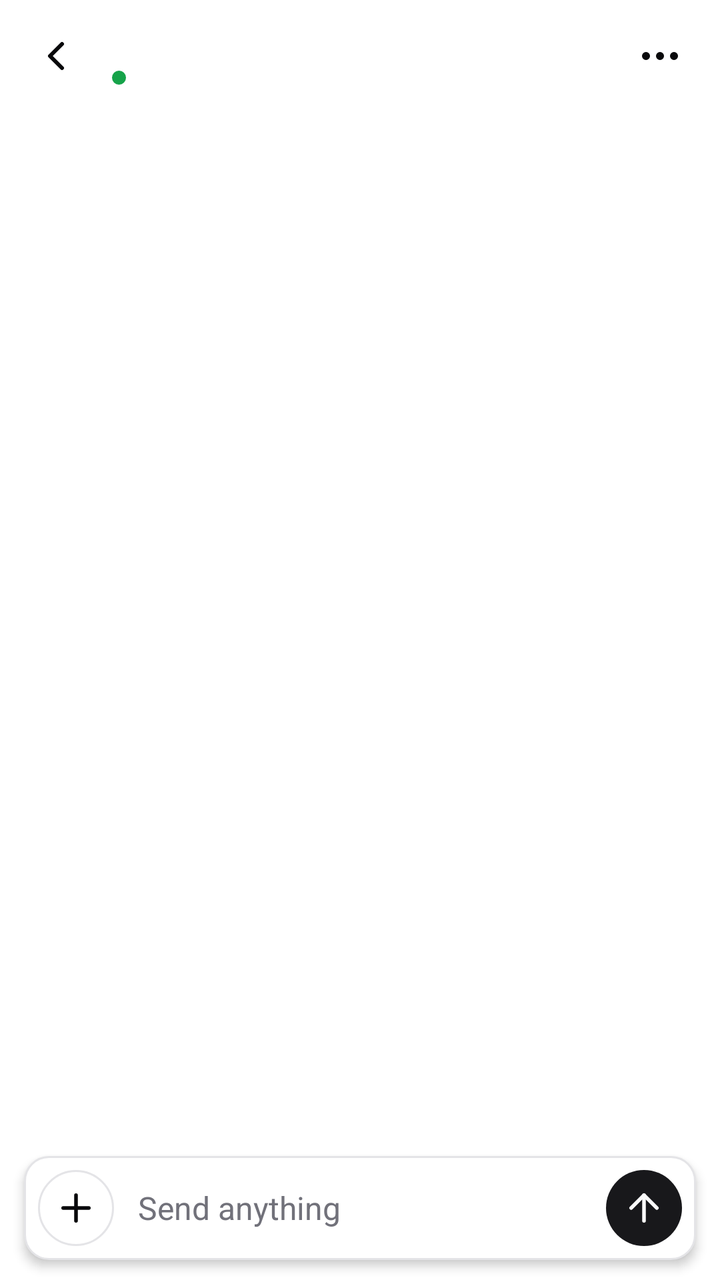
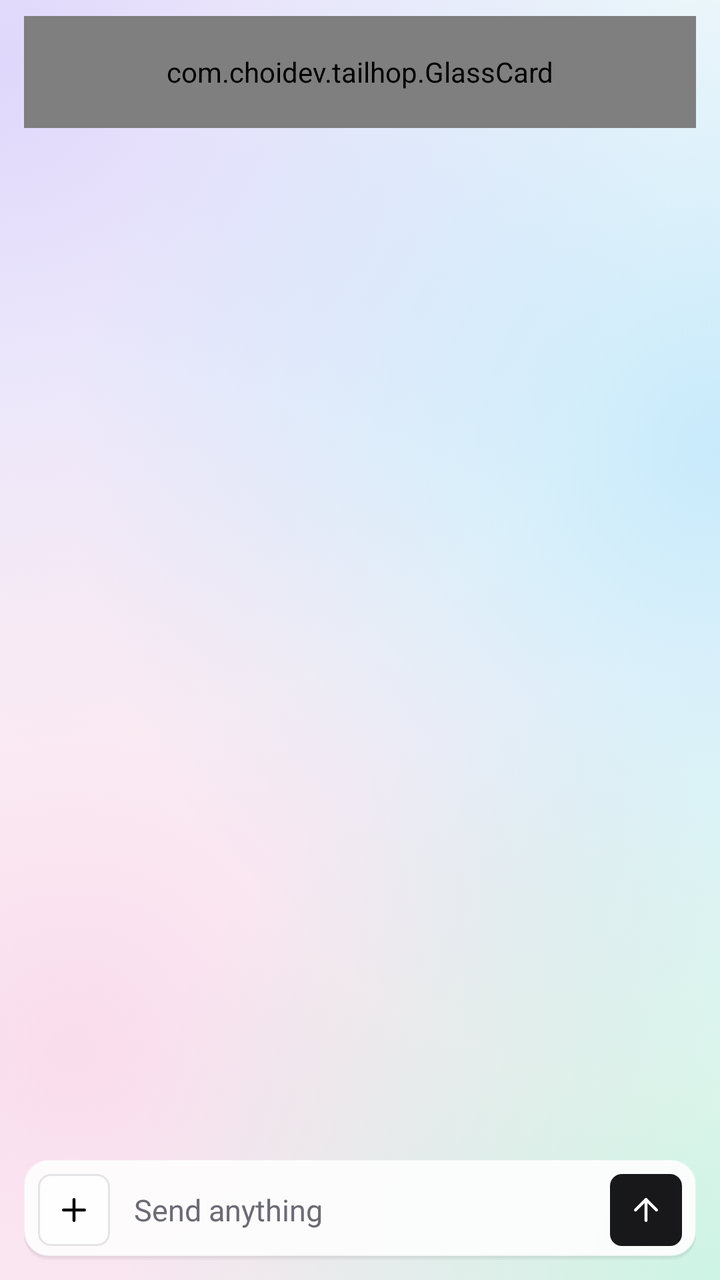

Two renders of the same Android screen: before a commit and after it. Below are the layout's source before the change and the commit's diff.
<!-- AndroidManifest.xml: application theme AppTheme -->
<!-- res/layout/activity_chat.xml -->
<?xml version="1.0" encoding="utf-8"?>
<LinearLayout xmlns:android="http://schemas.android.com/apk/res/android"
    android:layout_width="match_parent" android:layout_height="match_parent"
    android:orientation="vertical" android:background="@color/bg">
    <LinearLayout android:layout_width="match_parent" android:layout_height="56dp"
        android:orientation="horizontal" android:gravity="center_vertical" android:paddingStart="4dp" android:paddingEnd="8dp">
        <ImageButton android:id="@+id/backBtn" android:layout_width="48dp" android:layout_height="48dp"
            android:background="@drawable/bg_row_press" android:src="@drawable/ic_back" android:tint="@color/label"
            android:contentDescription="@string/chat_back" />
        <LinearLayout android:layout_width="0dp" android:layout_weight="1" android:layout_height="wrap_content"
            android:orientation="vertical" android:layout_marginStart="4dp">
            <TextView android:id="@+id/pcName" android:layout_width="match_parent" android:layout_height="wrap_content"
                android:textSize="16sp" android:textStyle="bold" android:textColor="@color/label"
                android:maxLines="1" android:ellipsize="end" />
            <LinearLayout android:layout_width="wrap_content" android:layout_height="wrap_content"
                android:orientation="horizontal" android:gravity="center_vertical">
                <ImageView android:id="@+id/dot" android:layout_width="7dp" android:layout_height="7dp"
                    android:layout_marginEnd="5dp" android:src="@drawable/dot_green" android:importantForAccessibility="no" />
                <TextView android:id="@+id/pairState" android:layout_width="wrap_content" android:layout_height="wrap_content"
                    android:textSize="12sp" android:textColor="@color/secondary" android:maxLines="1" android:ellipsize="end" />
            </LinearLayout>
        </LinearLayout>
        <ImageButton android:id="@+id/moreBtn" android:layout_width="44dp" android:layout_height="44dp"
            android:background="@drawable/bg_row_press" android:src="@drawable/ic_more" android:tint="@color/label"
            android:contentDescription="@string/more" />
    </LinearLayout>

    <FrameLayout android:layout_width="match_parent" android:layout_height="0dp" android:layout_weight="1">
        <androidx.recyclerview.widget.RecyclerView android:id="@+id/chat"
            android:layout_width="match_parent" android:layout_height="match_parent"
            android:clipToPadding="false" android:paddingTop="4dp" android:paddingBottom="8dp" />
        <LinearLayout android:id="@+id/empty" android:layout_width="match_parent" android:layout_height="match_parent"
            android:orientation="vertical" android:gravity="center" android:padding="32dp" android:visibility="gone">
            <ImageView android:layout_width="64dp" android:layout_height="64dp"
                android:padding="18dp" android:background="@drawable/circle_outline_lg" android:src="@drawable/ic_bubble"
                android:tint="@color/label" android:importantForAccessibility="no" />
            <TextView android:layout_width="wrap_content" android:layout_height="wrap_content"
                android:layout_marginTop="18dp" android:textSize="26sp" android:textStyle="bold"
                android:textColor="@color/label" android:text="@string/chat_empty_title" android:gravity="center" />
            <TextView android:layout_width="wrap_content" android:layout_height="wrap_content"
                android:layout_marginTop="8dp" android:textSize="15sp" android:textColor="@color/secondary"
                android:text="@string/chat_empty_sub" android:gravity="center" />
        </LinearLayout>
    </FrameLayout>

    <LinearLayout android:id="@+id/composer" android:layout_width="match_parent" android:layout_height="wrap_content"
        android:layout_marginStart="12dp" android:layout_marginEnd="12dp" android:layout_marginTop="4dp"
        android:layout_marginBottom="10dp" android:background="@drawable/bg_composer" android:elevation="3dp"
        android:orientation="horizontal" android:gravity="bottom" android:padding="7dp">
        <ImageButton android:id="@+id/plusBtn" android:layout_width="38dp" android:layout_height="38dp"
            android:background="@drawable/circle_outline" android:src="@drawable/ic_plus" android:tint="@color/label"
            android:padding="8dp" android:scaleType="fitCenter" android:contentDescription="@string/chat_send_file" />
        <EditText android:id="@+id/textBox" android:layout_width="0dp" android:layout_weight="1"
            android:layout_height="wrap_content" android:minHeight="38dp" android:background="@null"
            android:paddingStart="12dp" android:paddingEnd="10dp" android:paddingTop="8dp" android:paddingBottom="8dp"
            android:hint="@string/chat_hint" android:maxLines="5" android:textSize="16sp" android:textColor="@color/label"
            android:inputType="textMultiLine|textCapSentences" android:importantForAutofill="no" />
        <ImageButton android:id="@+id/sendBtn" android:layout_width="38dp" android:layout_height="38dp"
            android:background="@drawable/circle_send" android:src="@drawable/ic_arrow_up" android:tint="@color/onAccent"
            android:padding="8dp" android:scaleType="fitCenter" android:contentDescription="@string/chat_send" android:enabled="false" />
    </LinearLayout>
</LinearLayout>
<!-- resources referenced by this layout -->
<resources>
  <color name="bg">#FFFFFF</color>
  <color name="secondary">#71717A</color>
  <!-- drawable bg_composer (drawable) -->
  <?xml version="1.0" encoding="utf-8"?>
  <shape xmlns:android="http://schemas.android.com/apk/res/android" android:shape="rectangle"><solid android:color="@color/composerBg"/><corners android:radius="12dp"/><stroke android:width="1dp" android:color="@color/composerBorder"/></shape>
  <!-- drawable bg_row_press (drawable) -->
  <?xml version="1.0" encoding="utf-8"?>
  <ripple xmlns:android="http://schemas.android.com/apk/res/android" android:color="@color/pressed">
  <item android:id="@android:id/mask"><color android:color="#FFFFFFFF"/></item>
  </ripple>
  <!-- drawable circle_outline (drawable) -->
  <?xml version="1.0" encoding="utf-8"?>
  <shape xmlns:android="http://schemas.android.com/apk/res/android" android:shape="oval"><solid android:color="@android:color/transparent"/><stroke android:width="1dp" android:color="@color/composerBorder"/></shape>
  <!-- drawable circle_outline_lg (drawable) -->
  <?xml version="1.0" encoding="utf-8"?>
  <shape xmlns:android="http://schemas.android.com/apk/res/android" android:shape="oval"><solid android:color="@android:color/transparent"/><stroke android:width="1.5dp" android:color="@color/separator"/></shape>
  <!-- drawable circle_send (drawable) -->
  <?xml version="1.0" encoding="utf-8"?>
  <selector xmlns:android="http://schemas.android.com/apk/res/android">
    <item android:state_enabled="false"><shape android:shape="oval"><solid android:color="@color/sendDisabled"/></shape></item>
    <item><shape android:shape="oval"><solid android:color="@color/accent"/></shape></item>
  </selector>
  <style name="AppTheme" parent="Theme.AppCompat.DayNight.NoActionBar">
          <item name="android:windowBackground">@color/bg</item>
          <item name="colorPrimary">@color/accent</item>
          <item name="colorAccent">@color/accent</item>
          <item name="colorControlActivated">@color/accent</item>
          <item name="android:textColorPrimary">@color/label</item>
          <item name="android:textColorSecondary">@color/secondary</item>
          <item name="android:textColorHint">@color/secondary</item>
          <item name="android:statusBarColor">@android:color/transparent</item>
          <item name="android:navigationBarColor">@android:color/transparent</item>
          <item name="android:windowLightStatusBar">@bool/lightBars</item>
          <item name="android:windowLightNavigationBar" tools:targetApi="27">@bool/lightBars</item>
      </style>
  <color name="composerBg">#FFFFFF</color>
  <color name="composerBorder">#E4E4E7</color>
  <color name="sendDisabled">#8C8C8D</color>
  <!-- unchanged entries left out for length: 19 -->
</resources>

<!-- the commit's change to res/layout/activity_chat.xml (unified diff, before → after) -->
@@ -1,16 +1,16 @@
 <?xml version="1.0" encoding="utf-8"?>
 <LinearLayout xmlns:android="http://schemas.android.com/apk/res/android"
     android:layout_width="match_parent" android:layout_height="match_parent"
-    android:orientation="vertical" android:background="@color/bg">
-    <LinearLayout android:layout_width="match_parent" android:layout_height="56dp"
-        android:orientation="horizontal" android:gravity="center_vertical" android:paddingStart="4dp" android:paddingEnd="8dp">
-        <ImageButton android:id="@+id/backBtn" android:layout_width="48dp" android:layout_height="48dp"
-            android:background="@drawable/bg_row_press" android:src="@drawable/ic_back" android:tint="@color/label"
+    android:orientation="vertical">
+    <com.choidev.tailhop.GlassCard android:layout_width="match_parent" android:layout_height="56dp"
+        android:layout_marginStart="12dp" android:layout_marginEnd="12dp" android:layout_marginTop="8dp"
+        android:orientation="horizontal" android:gravity="center_vertical" android:paddingStart="6dp" android:paddingEnd="6dp">
+        <ImageButton android:id="@+id/backBtn" style="@style/IconBtn" android:src="@drawable/ic_back"
             android:contentDescription="@string/chat_back" />
         <LinearLayout android:layout_width="0dp" android:layout_weight="1" android:layout_height="wrap_content"
-            android:orientation="vertical" android:layout_marginStart="4dp">
+            android:orientation="vertical" android:layout_marginStart="6dp">
             <TextView android:id="@+id/pcName" android:layout_width="match_parent" android:layout_height="wrap_content"
-                android:textSize="16sp" android:textStyle="bold" android:textColor="@color/label"
+                android:textSize="15sp" android:fontFamily="sans-serif-medium" android:textColor="@color/label"
                 android:maxLines="1" android:ellipsize="end" />
             <LinearLayout android:layout_width="wrap_content" android:layout_height="wrap_content"
                 android:orientation="horizontal" android:gravity="center_vertical">
@@ -20,43 +20,45 @@
                     android:textSize="12sp" android:textColor="@color/secondary" android:maxLines="1" android:ellipsize="end" />
             </LinearLayout>
         </LinearLayout>
-        <ImageButton android:id="@+id/moreBtn" android:layout_width="44dp" android:layout_height="44dp"
-            android:background="@drawable/bg_row_press" android:src="@drawable/ic_more" android:tint="@color/label"
+        <ImageButton android:id="@+id/moreBtn" style="@style/IconBtn" android:src="@drawable/ic_more"
             android:contentDescription="@string/more" />
-    </LinearLayout>
+    </com.choidev.tailhop.GlassCard>
 
     <FrameLayout android:layout_width="match_parent" android:layout_height="0dp" android:layout_weight="1">
         <androidx.recyclerview.widget.RecyclerView android:id="@+id/chat"
             android:layout_width="match_parent" android:layout_height="match_parent"
             android:clipToPadding="false" android:paddingTop="4dp" android:paddingBottom="8dp" />
-        <LinearLayout android:id="@+id/empty" android:layout_width="match_parent" android:layout_height="match_parent"
-            android:orientation="vertical" android:gravity="center" android:padding="32dp" android:visibility="gone">
-            <ImageView android:layout_width="64dp" android:layout_height="64dp"
-                android:padding="18dp" android:background="@drawable/circle_outline_lg" android:src="@drawable/ic_bubble"
+        <com.choidev.tailhop.GlassCard android:id="@+id/empty" android:layout_width="match_parent" android:layout_height="wrap_content"
+            android:layout_gravity="center" android:layout_marginStart="24dp" android:layout_marginEnd="24dp"
+            android:orientation="vertical" android:gravity="center_horizontal"
+            android:paddingStart="24dp" android:paddingEnd="24dp" android:paddingTop="28dp" android:paddingBottom="28dp"
+            android:visibility="gone">
+            <ImageView android:layout_width="56dp" android:layout_height="56dp"
+                android:padding="15dp" android:background="@drawable/bg_icon_tile" android:src="@drawable/ic_bubble"
                 android:tint="@color/label" android:importantForAccessibility="no" />
             <TextView android:layout_width="wrap_content" android:layout_height="wrap_content"
-                android:layout_marginTop="18dp" android:textSize="26sp" android:textStyle="bold"
+                android:layout_marginTop="18dp" android:textSize="22sp" android:textStyle="bold" android:letterSpacing="-0.01"
                 android:textColor="@color/label" android:text="@string/chat_empty_title" android:gravity="center" />
             <TextView android:layout_width="wrap_content" android:layout_height="wrap_content"
-                android:layout_marginTop="8dp" android:textSize="15sp" android:textColor="@color/secondary"
+                android:layout_marginTop="8dp" android:textSize="14sp" android:textColor="@color/secondary"
                 android:text="@string/chat_empty_sub" android:gravity="center" />
-        </LinearLayout>
+        </com.choidev.tailhop.GlassCard>
     </FrameLayout>
 
     <LinearLayout android:id="@+id/composer" android:layout_width="match_parent" android:layout_height="wrap_content"
         android:layout_marginStart="12dp" android:layout_marginEnd="12dp" android:layout_marginTop="4dp"
-        android:layout_marginBottom="10dp" android:background="@drawable/bg_composer" android:elevation="3dp"
+        android:layout_marginBottom="10dp" android:background="@drawable/bg_composer"
         android:orientation="horizontal" android:gravity="bottom" android:padding="7dp">
-        <ImageButton android:id="@+id/plusBtn" android:layout_width="38dp" android:layout_height="38dp"
-            android:background="@drawable/circle_outline" android:src="@drawable/ic_plus" android:tint="@color/label"
-            android:padding="8dp" android:scaleType="fitCenter" android:contentDescription="@string/chat_send_file" />
+        <ImageButton android:id="@+id/plusBtn" android:layout_width="36dp" android:layout_height="36dp"
+            android:background="@drawable/bg_btn_tinted" android:src="@drawable/ic_plus" android:tint="@color/label"
+            android:padding="9dp" android:scaleType="fitCenter" android:contentDescription="@string/chat_send_file" />
         <EditText android:id="@+id/textBox" android:layout_width="0dp" android:layout_weight="1"
-            android:layout_height="wrap_content" android:minHeight="38dp" android:background="@null"
-            android:paddingStart="12dp" android:paddingEnd="10dp" android:paddingTop="8dp" android:paddingBottom="8dp"
-            android:hint="@string/chat_hint" android:maxLines="5" android:textSize="16sp" android:textColor="@color/label"
+            android:layout_height="wrap_content" android:minHeight="36dp" android:background="@null"
+            android:paddingStart="12dp" android:paddingEnd="10dp" android:paddingTop="7dp" android:paddingBottom="7dp"
+            android:hint="@string/chat_hint" android:maxLines="5" android:textSize="15sp" android:textColor="@color/label"
             android:inputType="textMultiLine|textCapSentences" android:importantForAutofill="no" />
-        <ImageButton android:id="@+id/sendBtn" android:layout_width="38dp" android:layout_height="38dp"
+        <ImageButton android:id="@+id/sendBtn" android:layout_width="36dp" android:layout_height="36dp"
             android:background="@drawable/circle_send" android:src="@drawable/ic_arrow_up" android:tint="@color/onAccent"
-            android:padding="8dp" android:scaleType="fitCenter" android:contentDescription="@string/chat_send" android:enabled="false" />
+            android:padding="9dp" android:scaleType="fitCenter" android:contentDescription="@string/chat_send" android:enabled="false" />
     </LinearLayout>
 </LinearLayout>
<!-- resource entries referenced after the edit -->
@@ -1,32 +1,51 @@
 <!-- resources referenced by this layout -->
 <resources>
-  <color name="bg">#FFFFFF</color>
-  <color name="secondary">#71717A</color>
+  <color name="secondary">#6B6B74</color>
+  <!-- drawable bg_btn_tinted (drawable) -->
+  <?xml version="1.0" encoding="utf-8"?>
+  <ripple xmlns:android="http://schemas.android.com/apk/res/android" android:color="@color/pressed">
+      <item><shape android:shape="rectangle"><solid android:color="@color/glass" /><stroke android:width="1dp" android:color="@color/separator" /><corners android:radius="6dp" /></shape></item>
+  </ripple>
   <!-- drawable bg_composer (drawable) -->
   <?xml version="1.0" encoding="utf-8"?>
-  <shape xmlns:android="http://schemas.android.com/apk/res/android" android:shape="rectangle"><solid android:color="@color/composerBg"/><corners android:radius="12dp"/><stroke android:width="1dp" android:color="@color/composerBorder"/></shape>
-  <!-- drawable bg_row_press (drawable) -->
-  <?xml version="1.0" encoding="utf-8"?>
-  <ripple xmlns:android="http://schemas.android.com/apk/res/android" android:color="@color/pressed">
-  <item android:id="@android:id/mask"><color android:color="#FFFFFFFF"/></item>
-  </ripple>
-  <!-- drawable circle_outline (drawable) -->
-  <?xml version="1.0" encoding="utf-8"?>
-  <shape xmlns:android="http://schemas.android.com/apk/res/android" android:shape="oval"><solid android:color="@android:color/transparent"/><stroke android:width="1dp" android:color="@color/composerBorder"/></shape>
-  <!-- drawable circle_outline_lg (drawable) -->
-  <?xml version="1.0" encoding="utf-8"?>
-  <shape xmlns:android="http://schemas.android.com/apk/res/android" android:shape="oval"><solid android:color="@android:color/transparent"/><stroke android:width="1.5dp" android:color="@color/separator"/></shape>
+  <layer-list xmlns:android="http://schemas.android.com/apk/res/android">
+      <item android:top="2dp">
+          <shape android:shape="rectangle"><solid android:color="@color/glassShadow" /><corners android:radius="12dp" /></shape>
+      </item>
+      <item android:top="1dp" android:bottom="1dp">
+          <shape android:shape="rectangle"><solid android:color="@color/glassShadow" /><corners android:radius="12dp" /></shape>
+      </item>
+      <item android:bottom="2dp">
+          <shape android:shape="rectangle">
+              <solid android:color="@color/glassStrong" />
+              <stroke android:width="1dp" android:color="@color/glassBorder" />
+              <corners android:radius="12dp" />
+          </shape>
+      </item>
+  </layer-list>
+  <!-- drawable bg_icon_tile (drawable) -->
+  <?xml version="1.0" encoding="utf-8"?>
+  <shape xmlns:android="http://schemas.android.com/apk/res/android" android:shape="rectangle"><solid android:color="@color/tile" /><corners android:radius="8dp" /></shape>
   <!-- drawable circle_send (drawable) -->
   <?xml version="1.0" encoding="utf-8"?>
   <selector xmlns:android="http://schemas.android.com/apk/res/android">
-    <item android:state_enabled="false"><shape android:shape="oval"><solid android:color="@color/sendDisabled"/></shape></item>
-    <item><shape android:shape="oval"><solid android:color="@color/accent"/></shape></item>
-  </selector>
+      <item android:state_enabled="false"><shape android:shape="rectangle"><solid android:color="@color/sendDisabled" /><corners android:radius="6dp" /></shape></item>
+      <item><shape android:shape="rectangle"><solid android:color="@color/accent" /><corners android:radius="6dp" /></shape></item>
+  </selector>
+  <style name="IconBtn">
+          <item name="android:layout_width">40dp</item>
+          <item name="android:layout_height">40dp</item>
+          <item name="android:padding">10dp</item>
+          <item name="android:scaleType">fitCenter</item>
+          <item name="android:background">@drawable/bg_btn_ghost</item>
+          <item name="android:tint">@color/label</item>
+      </style>
   <style name="AppTheme" parent="Theme.AppCompat.DayNight.NoActionBar">
-          <item name="android:windowBackground">@color/bg</item>
+          <item name="android:windowBackground">@drawable/bg_backdrop</item>
           <item name="colorPrimary">@color/accent</item>
           <item name="colorAccent">@color/accent</item>
           <item name="colorControlActivated">@color/accent</item>
+          <item name="colorControlNormal">@color/secondary</item>
           <item name="android:textColorPrimary">@color/label</item>
           <item name="android:textColorSecondary">@color/secondary</item>
           <item name="android:textColorHint">@color/secondary</item>
@@ -34,10 +53,209 @@
           <item name="android:navigationBarColor">@android:color/transparent</item>
           <item name="android:windowLightStatusBar">@bool/lightBars</item>
           <item name="android:windowLightNavigationBar" tools:targetApi="27">@bool/lightBars</item>
-      </style>
-  <color name="composerBg">#FFFFFF</color>
-  <color name="composerBorder">#E4E4E7</color>
-  <color name="sendDisabled">#8C8C8D</color>
+          <item name="alertDialogTheme">@style/GlassDialog</item>
+          <item name="android:popupMenuStyle">@style/GlassPopup</item>
+          <item name="switchStyle">@style/ShadSwitch</item>
+          <item name="checkboxStyle">@style/ShadCheckBox</item>
+          <item name="android:checkboxStyle">@style/ShadCheckBox</item>
+          <item name="radioButtonStyle">@style/ShadRadio</item>
+          <item name="android:radioButtonStyle">@style/ShadRadio</item>
+      </style>
+  <color name="glass">#B8FFFFFF</color>
+  <color name="glassShadow">#0A000000</color>
+  <color name="glassStrong">#EBFFFFFF</color>
+  <color name="glassBorder">#A6FFFFFF</color>
+  <color name="tile">#0F09090B</color>
+  <color name="sendDisabled">#8018181B</color>
+  <!-- drawable bg_btn_ghost (drawable) -->
+  <?xml version="1.0" encoding="utf-8"?>
+  <ripple xmlns:android="http://schemas.android.com/apk/res/android" android:color="@color/pressed">
+      <item android:id="@android:id/mask"><shape android:shape="rectangle"><solid android:color="#FFFFFFFF" /><corners android:radius="6dp" /></shape></item>
+  </ripple>
+  <!-- drawable bg_backdrop (drawable) -->
+  <?xml version="1.0" encoding="utf-8"?>
+  <layer-list xmlns:android="http://schemas.android.com/apk/res/android">
+      <item><color android:color="@color/backdropBase" /></item>
+      <item>
+          <shape android:shape="rectangle" android:dither="true">
+              <gradient android:type="radial" android:centerX="0.0" android:centerY="0.05" android:gradientRadius="95%p"
+                  android:startColor="@color/blob1" android:endColor="@color/blob1Clear" />
+          </shape>
+      </item>
+      <item>
+          <shape android:shape="rectangle" android:dither="true">
+              <gradient android:type="radial" android:centerX="1.0" android:centerY="0.35" android:gradientRadius="90%p"
+                  android:startColor="@color/blob2" android:endColor="@color/blob2Clear" />
+          </shape>
+      </item>
+      <item>
+          <shape android:shape="rectangle" android:dither="true">
+              <gradient android:type="radial" android:centerX="0.1" android:centerY="0.82" android:gradientRadius="95%p"
+                  android:startColor="@color/blob3" android:endColor="@color/blob3Clear" />
+          </shape>
+      </item>
+      <item>
+          <shape android:shape="rectangle" android:dither="true">
+              <gradient android:type="radial" android:centerX="1.0" android:centerY="1.0" android:gradientRadius="85%p"
+                  android:startColor="@color/blob4" android:endColor="@color/blob4Clear" />
+          </shape>
+      </item>
+  </layer-list>
+  <style name="GlassDialog" parent="GlassDialog.Base" />
+  <style name="GlassPopup" parent="@android:style/Widget.Material.PopupMenu">
+          <item name="android:popupBackground">@drawable/bg_popup_glass</item>
+          <item name="android:popupElevation">6dp</item>
+      </style>
+  <style name="ShadSwitch" parent="Widget.AppCompat.CompoundButton.Switch">
+          <item name="android:thumb">@drawable/switch_thumb</item>
+          <item name="track">@drawable/switch_track</item>
+          <item name="thumbTint">@null</item>
+          <item name="trackTint">@null</item>
+          <item name="switchMinWidth">44dp</item>
+          <item name="switchPadding">0dp</item>
+      </style>
+  <style name="ShadCheckBox" parent="Widget.AppCompat.CompoundButton.CheckBox">
+          <item name="android:button">@drawable/checkbox_box</item>
+          <item name="buttonCompat">@drawable/checkbox_box</item>
+          <item name="android:buttonTint">@null</item>
+          <item name="buttonTint">@null</item>
+          <item name="android:paddingStart">8dp</item>
+          <item name="android:minHeight">40dp</item>
+      </style>
+  <style name="ShadRadio" parent="Widget.AppCompat.CompoundButton.RadioButton">
+          <item name="android:button">@drawable/radio_dot</item>
+          <item name="buttonCompat">@drawable/radio_dot</item>
+          <item name="android:buttonTint">@null</item>
+          <item name="buttonTint">@null</item>
+          <item name="android:paddingStart">8dp</item>
+          <item name="android:minHeight">40dp</item>
+      </style>
+  <color name="backdropBase">#FAFAFA</color>
+  <color name="blob1">#80C4B5FD</color>
+  <color name="blob1Clear">#00C4B5FD</color>
+  <color name="blob2">#667DD3FC</color>
+  <color name="blob2Clear">#007DD3FC</color>
+  <color name="blob3">#5CF9A8D4</color>
+  <color name="blob3Clear">#00F9A8D4</color>
+  <color name="blob4">#526EE7B7</color>
+  <color name="blob4Clear">#006EE7B7</color>
+  <style name="GlassDialog.Base" parent="ThemeOverlay.AppCompat.Dialog.Alert">
+          <item name="android:windowBackground">@drawable/bg_dialog_glass</item>
+          <item name="colorAccent">@color/accent</item>
+          <item name="colorControlActivated">@color/accent</item>
+          <item name="android:textColorPrimary">@color/label</item>
+          <item name="android:textColorSecondary">@color/secondary</item>
+          <item name="android:backgroundDimAmount">0.3</item>
+          <item name="buttonBarPositiveButtonStyle">@style/DialogBtn.Default</item>
+          <item name="buttonBarNegativeButtonStyle">@style/DialogBtn.Ghost</item>
+          <item name="buttonBarNeutralButtonStyle">@style/DialogBtn.Ghost</item>
+          <item name="android:listChoiceIndicatorSingle">@drawable/radio_dot</item>
+          <item name="android:listChoiceIndicatorMultiple">@drawable/checkbox_box</item>
+          <item name="checkboxStyle">@style/ShadCheckBox</item>
+          <item name="android:checkboxStyle">@style/ShadCheckBox</item>
+          <item name="radioButtonStyle">@style/ShadRadio</item>
+          <item name="android:radioButtonStyle">@style/ShadRadio</item>
+      </style>
+  <!-- drawable bg_popup_glass (drawable) -->
+  <?xml version="1.0" encoding="utf-8"?>
+  <inset xmlns:android="http://schemas.android.com/apk/res/android" android:insetRight="12dp" android:insetTop="4dp">
+      <shape android:shape="rectangle">
+          <solid android:color="@color/popup" />
+          <stroke android:width="1dp" android:color="@color/separator" />
+          <corners android:radius="8dp" />
+          <padding android:top="4dp" android:bottom="4dp" />
+      </shape>
+  </inset>
+  <!-- drawable switch_thumb (drawable) -->
+  <?xml version="1.0" encoding="utf-8"?>
+  <inset xmlns:android="http://schemas.android.com/apk/res/android" android:inset="2dp">
+      <shape android:shape="oval"><solid android:color="@color/switch_thumb" /><size android:width="20dp" android:height="20dp" /></shape>
+  </inset>
+  <!-- drawable switch_track (drawable) -->
+  <?xml version="1.0" encoding="utf-8"?>
+  <selector xmlns:android="http://schemas.android.com/apk/res/android">
+      <item android:state_checked="true"><shape android:shape="rectangle"><solid android:color="@color/accent" /><corners android:radius="12dp" /><size android:width="44dp" android:height="24dp" /></shape></item>
+      <item><shape android:shape="rectangle"><solid android:color="@color/separator" /><corners android:radius="12dp" /><size android:width="44dp" android:height="24dp" /></shape></item>
+  </selector>
+  <!-- drawable checkbox_box (drawable) -->
+  <?xml version="1.0" encoding="utf-8"?>
+  <selector xmlns:android="http://schemas.android.com/apk/res/android">
+      <item android:state_checked="true">
+          <layer-list>
+              <item android:width="18dp" android:height="18dp" android:gravity="center">
+                  <shape android:shape="rectangle"><solid android:color="@color/accent" /><corners android:radius="4dp" /></shape>
+              </item>
+              <item android:width="14dp" android:height="14dp" android:gravity="center" android:drawable="@drawable/check_on_accent" />
+          </layer-list>
+      </item>
+      <item>
+          <layer-list>
+              <item android:width="18dp" android:height="18dp" android:gravity="center">
+                  <shape android:shape="rectangle"><solid android:color="@android:color/transparent" /><stroke android:width="1.5dp" android:color="@color/accent" /><corners android:radius="4dp" /></shape>
+              </item>
+          </layer-list>
+      </item>
+  </selector>
+  <!-- drawable radio_dot (drawable) -->
+  <?xml version="1.0" encoding="utf-8"?>
+  <selector xmlns:android="http://schemas.android.com/apk/res/android">
+      <item android:state_checked="true">
+          <layer-list>
+              <item android:width="18dp" android:height="18dp" android:gravity="center">
+                  <shape android:shape="oval"><solid android:color="@android:color/transparent" /><stroke android:width="1.5dp" android:color="@color/accent" /></shape>
+              </item>
+              <item android:width="8dp" android:height="8dp" android:gravity="center">
+                  <shape android:shape="oval"><solid android:color="@color/accent" /></shape>
+              </item>
+          </layer-list>
+      </item>
+      <item>
+          <layer-list>
+              <item android:width="18dp" android:height="18dp" android:gravity="center">
+                  <shape android:shape="oval"><solid android:color="@android:color/transparent" /><stroke android:width="1.5dp" android:color="@color/accent" /></shape>
+              </item>
+          </layer-list>
+      </item>
+  </selector>
+  <!-- drawable bg_dialog_glass (drawable) -->
+  <?xml version="1.0" encoding="utf-8"?>
+  <inset xmlns:android="http://schemas.android.com/apk/res/android" android:insetLeft="16dp" android:insetRight="16dp" android:insetTop="16dp" android:insetBottom="16dp">
+      <shape android:shape="rectangle">
+          <solid android:color="@color/glassStrong" />
+          <stroke android:width="1dp" android:color="@color/glassBorder" />
+          <corners android:radius="12dp" />
+      </shape>
+  </inset>
+  <style name="DialogBtn.Default">
+          <item name="android:background">@drawable/bg_btn_primary</item>
+          <item name="android:textColor">@color/onAccent</item>
+      </style>
+  <style name="DialogBtn.Ghost">
+          <item name="android:background">@drawable/bg_btn_ghost</item>
+          <item name="android:textColor">@color/label</item>
+      </style>
+  <color name="popup">#FFFFFFFF</color>
+  <!-- drawable check_on_accent (drawable) -->
+  <?xml version="1.0" encoding="utf-8"?>
+  <vector xmlns:android="http://schemas.android.com/apk/res/android"
+      android:width="24dp" android:height="24dp"
+      android:viewportWidth="24" android:viewportHeight="24">
+      <path android:pathData="M20,6L9,17L4,12"
+          android:strokeColor="@color/onAccent"
+          android:strokeWidth="3"
+          android:strokeLineCap="round"
+          android:strokeLineJoin="round" />
+  </vector>
+  <!-- drawable bg_btn_primary (drawable) -->
+  <?xml version="1.0" encoding="utf-8"?>
+  <ripple xmlns:android="http://schemas.android.com/apk/res/android" android:color="#33888888">
+      <item>
+          <selector>
+              <item android:state_enabled="false"><shape android:shape="rectangle"><solid android:color="@color/sendDisabled" /><corners android:radius="6dp" /></shape></item>
+              <item><shape android:shape="rectangle"><solid android:color="@color/accent" /><corners android:radius="6dp" /></shape></item>
+          </selector>
+      </item>
+  </ripple>
   <!-- unchanged entries left out for length: 19 -->
 </resources>
 
